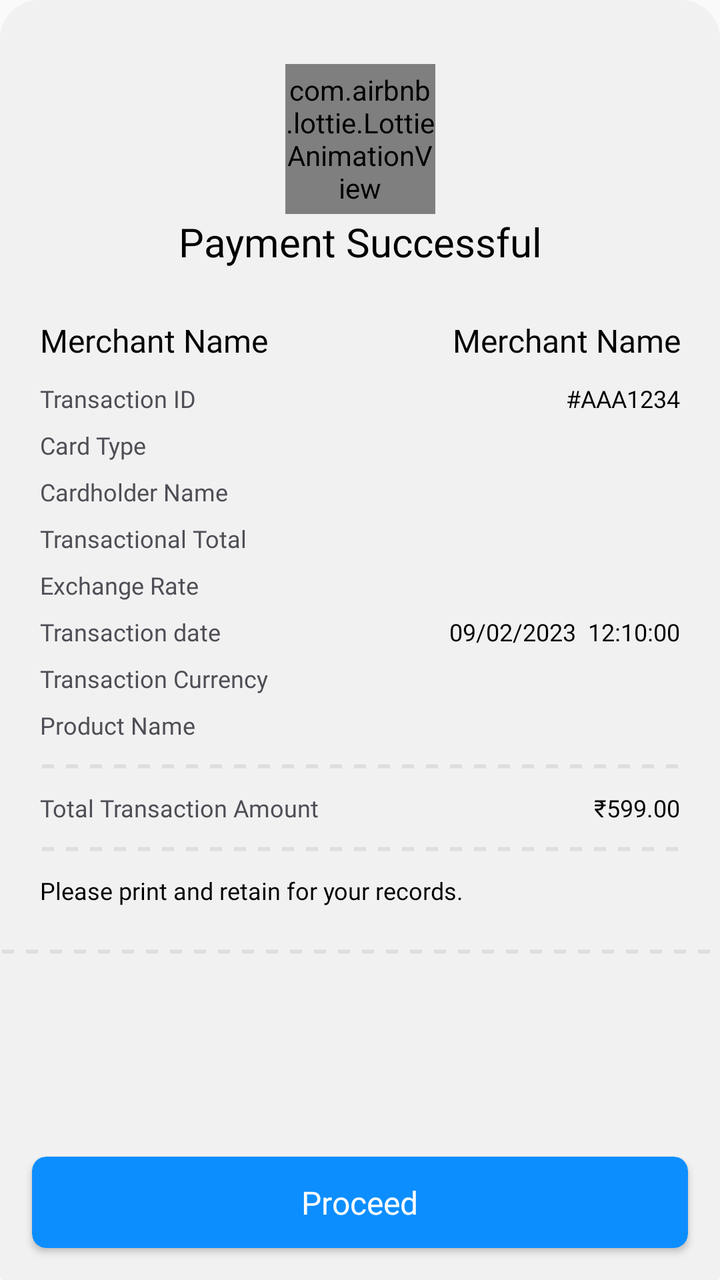
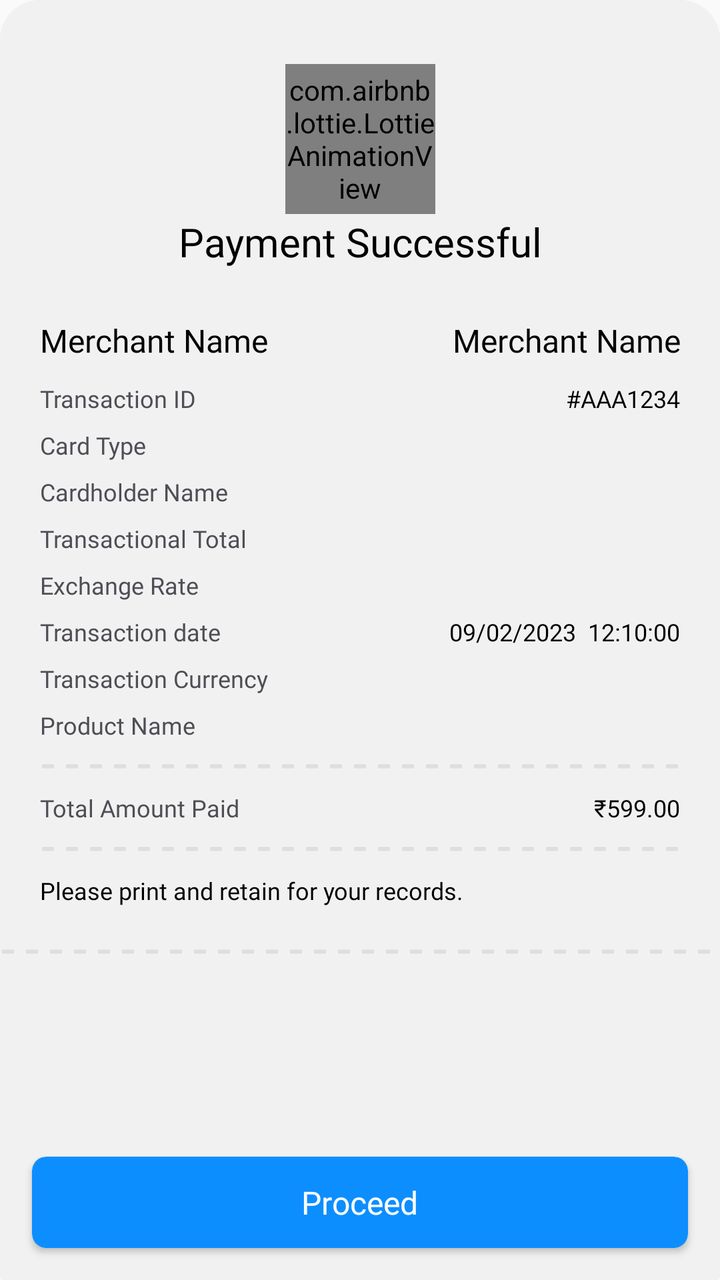

Compare the two renders of this Android layout. The source of the first and the diff that turns it into the second are given below.
<!-- AndroidManifest.xml: application theme AppTheme -->
<!-- res/layout/fragment_payment_successful_with_details_bottom_sheet.xml -->
<?xml version="1.0" encoding="utf-8"?>
<androidx.coordinatorlayout.widget.CoordinatorLayout xmlns:android="http://schemas.android.com/apk/res/android"
    xmlns:app="http://schemas.android.com/apk/res-auto"
    android:layout_width="match_parent"
    android:layout_height="wrap_content"
    android:background="@drawable/bottom_sheet_bg">

    <FrameLayout
        android:id="@+id/frameLayout1"
        android:layout_width="match_parent"
        android:layout_height="wrap_content"
        android:background="@drawable/bottom_sheet_bg">

        <androidx.constraintlayout.widget.ConstraintLayout
            android:id="@+id/constraintLayout123"
            android:layout_width="match_parent"
            android:layout_height="wrap_content"
            android:background="@drawable/bottom_sheet_bg">

            <RelativeLayout
                android:id="@+id/lottieAnimationViewConstraint"
                android:layout_width="wrap_content"
                android:layout_height="wrap_content"
                android:layout_marginTop="32dp"
                app:layout_constraintEnd_toEndOf="parent"
                app:layout_constraintStart_toStartOf="parent"
                app:layout_constraintTop_toTopOf="parent">

                <com.airbnb.lottie.LottieAnimationView
                    android:id="@+id/lottieAnimationView"
                    android:layout_width="75dp"
                    android:layout_height="75dp"
                    android:layout_centerInParent="true"
                    app:lottie_autoPlay="true"
                    app:lottie_fileName="complete_json.json"
                    app:lottie_loop="true" />

            </RelativeLayout>

            <androidx.constraintlayout.widget.ConstraintLayout
                android:id="@+id/clMainContainer"
                android:layout_width="match_parent"
                android:layout_height="wrap_content"
                android:layout_marginTop="25dp"
                android:layout_marginBottom="150dp"
                app:layout_constraintBottom_toTopOf="@+id/proceedButton"
                app:layout_constraintTop_toBottomOf="@+id/lottieAnimationViewConstraint"
                app:layout_constraintVertical_bias="0.5">

                <TextView
                    android:id="@+id/tvPaymentSuccess"
                    android:layout_width="wrap_content"
                    android:layout_height="wrap_content"
                    android:fontFamily="@font/poppins_medium"
                    android:text="Payment Successful"
                    android:textColor="#000000"
                    android:gravity="center"
                    android:textSize="20sp"
                    app:layout_constraintEnd_toEndOf="parent"
                    app:layout_constraintStart_toStartOf="parent"
                    app:layout_constraintTop_toTopOf="parent" />



                <LinearLayout
                    android:id="@+id/llMainContainer"
                    android:layout_width="0dp"
                    android:orientation="vertical"
                    app:layout_constraintStart_toStartOf="parent"
                    app:layout_constraintEnd_toEndOf="parent"
                    android:layout_marginStart="20dp"
                    android:layout_marginEnd="20dp"
                    app:layout_constraintTop_toBottomOf="@+id/tvPaymentSuccess"
                    android:layout_height="wrap_content"
                    android:layout_marginTop="25dp">

                    <LinearLayout
                        android:id="@+id/llMerchantName"
                        android:layout_width="match_parent"
                        android:orientation="horizontal"
                        android:layout_height="wrap_content"
                        app:layout_constraintEnd_toEndOf="@+id/transactionIDTextView"
                        app:layout_constraintStart_toStartOf="@+id/textView24"
                        app:layout_constraintTop_toBottomOf="@+id/textView"
                        android:weightSum="2">

                        <TextView
                            android:layout_width="0dp"
                            android:layout_weight="1"
                            android:layout_height="wrap_content"
                            android:fontFamily="@font/poppins_medium"
                            android:text="Merchant Name"
                            android:textColor="#000000"
                            android:textSize="16sp"
                            />

                        <TextView
                            android:id="@+id/tvMerchantName"
                            android:layout_width="0dp"
                            android:layout_weight="1"
                            android:layout_height="wrap_content"
                            android:fontFamily="@font/poppins_medium"
                            android:text="Merchant Name"
                            android:textColor="#000000"
                            android:textSize="16sp"
                            android:gravity="end"
                            />


                    </LinearLayout>

                    <LinearLayout
                        android:layout_width="match_parent"
                        android:orientation="horizontal"
                        android:layout_height="wrap_content"
                        android:layout_marginTop="10dp"
                        android:weightSum="2">

                        <TextView
                            android:id="@+id/textView24"
                            android:layout_width="0dp"
                            android:layout_height="wrap_content"
                            android:layout_weight="1"
                            android:fontFamily="@font/poppins"
                            android:text="Transaction ID"
                            android:textColor="#4F4D55"
                            android:textSize="12sp" />

                        <TextView
                            android:id="@+id/transactionIDTextView"
                            android:layout_width="0dp"
                            android:layout_weight="1"
                            android:layout_height="wrap_content"
                            android:fontFamily="@font/poppins_medium"
                            android:text="#AAA1234"
                            android:textColor="#000000"
                            android:gravity="end"
                            android:textSize="12sp" />


                    </LinearLayout>

                    <LinearLayout
                        android:id="@+id/llCardType"
                        android:layout_width="match_parent"
                        android:orientation="horizontal"
                        android:layout_height="wrap_content"
                        android:layout_marginTop="7dp"
                        android:weightSum="2">

                        <TextView
                            android:layout_width="0dp"
                            android:layout_weight="1"
                            android:layout_height="wrap_content"
                            android:fontFamily="@font/poppins"
                            android:text="Card Type"
                            android:textColor="#4F4D55"
                            android:textSize="12sp"
                            />

                        <TextView
                            android:id="@+id/tvCardType"
                            android:layout_width="0dp"
                            android:layout_height="wrap_content"
                            android:fontFamily="@font/poppins_medium"                            android:layout_weight="1"
                            android:text=""
                            android:gravity="end"
                            android:textColor="#000000"
                            android:textSize="12sp" />


                    </LinearLayout>


                    <LinearLayout
                        android:id="@+id/llCardHolderName"
                        android:layout_width="match_parent"
                        android:orientation="horizontal"
                        android:layout_height="wrap_content"
                        android:layout_marginTop="7dp"
                        android:weightSum="2">

                        <TextView
                            android:layout_width="0dp"
                            android:layout_height="wrap_content"
                            android:fontFamily="@font/poppins"                            android:layout_weight="1"
                            android:text="Cardholder Name"
                            android:textColor="#4F4D55"
                            android:textSize="12sp" />

                        <TextView
                            android:id="@+id/tvCardHolderName"
                            android:layout_width="0dp"
                            android:layout_height="wrap_content"
                            android:fontFamily="@font/poppins_medium"
                            android:layout_weight="1"
                            android:text=""
                            android:gravity="end"
                            android:textColor="#000000"
                            android:textSize="12sp" />

                    </LinearLayout>


                    <LinearLayout
                        android:id="@+id/llTransTotal"
                        android:layout_width="match_parent"
                        android:orientation="horizontal"
                        android:layout_height="wrap_content"
                        android:layout_marginTop="7dp"
                        android:weightSum="2">

                        <TextView
                            android:id="@+id/transTotalDCC"
                            android:layout_width="0dp"
                            android:layout_height="wrap_content"
                            android:fontFamily="@font/poppins"                            android:layout_weight="1"
                            android:text="Transactional Total"
                            android:textColor="#4F4D55"
                            android:textSize="12sp" />

                        <TextView
                            android:id="@+id/tvTransTotal"
                            android:layout_width="0dp"
                            android:layout_height="wrap_content"
                            android:fontFamily="@font/poppins_medium"
                            android:layout_weight="1"
                            android:text=""
                            android:gravity="end"
                            android:textColor="#000000"
                            android:textSize="12sp" />

                    </LinearLayout>

                    <LinearLayout
                        android:id="@+id/llExchangeRate"
                        android:layout_width="match_parent"
                        android:orientation="horizontal"
                        android:layout_height="wrap_content"
                        android:layout_marginTop="7dp"
                        android:weightSum="2">

                        <TextView
                            android:layout_width="0dp"
                            android:layout_height="wrap_content"
                            android:fontFamily="@font/poppins"                            android:layout_weight="1"
                            android:text="Exchange Rate"
                            android:textColor="#4F4D55"
                            android:textSize="12sp" />

                        <TextView
                            android:id="@+id/tvExchangeRate"
                            android:layout_width="0dp"
                            android:layout_height="wrap_content"
                            android:fontFamily="@font/poppins_medium"
                            android:layout_weight="1"
                            android:text=""
                            android:gravity="end"
                            android:textColor="#000000"
                            android:textSize="12sp" />


                    </LinearLayout>

                    <LinearLayout
                        android:id="@+id/llMargin"
                        android:layout_width="match_parent"
                        android:orientation="horizontal"
                        android:layout_height="wrap_content"
                        android:layout_marginTop="7dp"
                        android:visibility="gone"
                        android:weightSum="2">

                        <TextView
                            android:layout_width="0dp"
                            android:layout_height="wrap_content"
                            android:fontFamily="@font/poppins"                            android:layout_weight="1"
                            android:text="Margin"
                            android:textColor="#4F4D55"
                            android:textSize="12sp" />

                        <TextView
                            android:id="@+id/tvMargin"
                            android:layout_width="0dp"
                            android:layout_height="wrap_content"
                            android:fontFamily="@font/poppins_medium"
                            android:layout_weight="1"
                            android:text=""
                            android:gravity="end"
                            android:textColor="#000000"
                            android:textSize="12sp" />


                    </LinearLayout>

                    <LinearLayout
                        android:layout_width="match_parent"
                        android:orientation="horizontal"
                        android:layout_height="wrap_content"
                        android:layout_marginTop="7dp"
                        android:weightSum="2">

                        <TextView
                            android:id="@+id/textView26"
                            android:layout_width="0dp"
                            android:layout_height="wrap_content"
                            android:fontFamily="@font/poppins"
                            android:text="Transaction date"
                            android:layout_weight="1"
                            android:textColor="#4F4D55"
                            android:textSize="12sp" />

                        <TextView
                            android:id="@+id/transactionDateAndTimeTextView"
                            android:layout_width="0dp"
                            android:layout_weight="1"
                            android:gravity="end"
                            android:layout_height="wrap_content"
                            android:fontFamily="@font/poppins_medium"
                            android:text="09/02/2023  12:10:00"
                            android:textColor="#000000"
                            android:textSize="12sp"
                            app:layout_constraintEnd_toEndOf="parent" />


                    </LinearLayout>


                    <LinearLayout
                        android:id="@+id/llTransCurrency"
                        android:layout_width="match_parent"
                        android:orientation="horizontal"
                        android:layout_height="wrap_content"
                        android:layout_marginTop="7dp"
                        android:weightSum="2">

                        <TextView
                            android:layout_width="0dp"
                            android:layout_height="wrap_content"
                            android:fontFamily="@font/poppins"
                            android:layout_weight="1"
                            android:text="Transaction Currency"
                            android:textColor="#4F4D55"
                            android:textSize="12sp" />

                        <TextView
                            android:id="@+id/tvTransCurrency"
                            android:layout_width="0dp"
                            android:layout_height="wrap_content"
                            android:fontFamily="@font/poppins_medium"
                            android:layout_weight="1"
                            android:text=""
                            android:gravity="end"
                            android:textColor="#000000"
                            android:textSize="12sp" />


                    </LinearLayout>
                    <LinearLayout
                        android:id="@+id/llProductName"
                        android:layout_width="match_parent"
                        android:orientation="horizontal"
                        android:layout_height="wrap_content"
                        android:layout_marginTop="7dp"
                        android:visibility="visible"
                        android:weightSum="2">

                        <TextView
                            android:layout_width="0dp"
                            android:layout_height="wrap_content"
                            android:layout_weight="0.6"
                            android:gravity="start"
                            android:fontFamily="@font/poppins"
                            android:text="Product Name"
                            android:textColor="#4F4D55"
                            android:textSize="12sp" />

                        <LinearLayout
                            android:layout_width="0dp"
                            android:layout_weight="1.4"
                            android:orientation="vertical"
                            android:layout_height="wrap_content">

                            <TextView
                                android:id="@+id/tvProduct"
                                android:layout_width="match_parent"
                                android:layout_height="wrap_content"
                                android:fontFamily="@font/inter_medium"
                                android:text=""
                                android:ellipsize="end"
                                android:textColor="#000000"
                                android:gravity="end"
                                android:textSize="12sp" />

                            <TextView
                                android:id="@+id/viewMoreTextView"
                                android:layout_width="wrap_content"
                                android:layout_height="wrap_content"
                                android:fontFamily="@font/inter_medium"
                                android:text="@string/view_more_items"
                                android:layout_gravity="end"
                                android:textColor="#007BFF"
                                android:textSize="12sp"
                                android:visibility="gone"
                                android:layout_marginTop="4dp" />
                        </LinearLayout>


                    </LinearLayout>
                    <LinearLayout
                        android:id="@+id/offerContainer"
                        android:layout_width="match_parent"
                        android:layout_height="wrap_content"
                        android:visibility="gone"
                        android:orientation="vertical">

                        <View
                            android:layout_width="match_parent"
                            android:layout_height="5dp"
                            android:layout_marginTop="10dp"
                            android:background="@drawable/dotted_line" />

                        <LinearLayout
                            android:layout_width="match_parent"
                            android:orientation="horizontal"
                            android:layout_height="wrap_content"
                            android:layout_marginTop="10dp"
                            android:weightSum="2">

                            <TextView
                                android:id="@+id/subTotal"
                                android:layout_width="0dp"
                                android:layout_weight="1"
                                android:layout_height="wrap_content"
                                android:fontFamily="@font/poppins"
                                android:text="Subtotal"
                                android:textColor="#4F4D55"
                                android:textSize="12sp" />

                            <TextView
                                android:id="@+id/subTotalAmount"
                                android:layout_width="0dp"
                                android:layout_height="wrap_content"
                                android:fontFamily="@font/inter_medium"
                                android:text="₹599.00"
                                android:layout_weight="1"
                                android:gravity="end"
                                android:textColor="#000000"
                                android:textSize="12sp" />


                        </LinearLayout>

                        <LinearLayout
                            android:layout_width="match_parent"
                            android:orientation="horizontal"
                            android:layout_height="wrap_content"
                            android:layout_marginTop="10dp"
                            android:weightSum="2">

                            <TextView
                                android:id="@+id/offerDiscount"
                                android:layout_width="0dp"
                                android:layout_weight="1"
                                android:layout_height="wrap_content"
                                android:fontFamily="@font/poppins"
                                android:text="No Cost EMI Discount"
                                android:textColor="#4F4D55"
                                android:textSize="12sp" />

                            <TextView
                                android:id="@+id/offerDiscountAmount"
                                android:layout_width="0dp"
                                android:layout_height="wrap_content"
                                android:fontFamily="@font/inter_medium"
                                android:text="₹599.00"
                                android:layout_weight="1"
                                android:gravity="end"
                                android:textColor="#2DA94F"
                                android:textSize="12sp" />


                        </LinearLayout>

                    </LinearLayout>


                    <View
                        android:layout_width="match_parent"
                        android:layout_height="5dp"
                        android:layout_marginTop="10dp"
                        android:background="@drawable/dotted_line" />

                    <LinearLayout
                        android:layout_width="match_parent"
                        android:orientation="horizontal"
                        android:layout_height="wrap_content"
                        android:layout_marginTop="10dp"
                        android:weightSum="2">

                        <TextView
                            android:id="@+id/textView25"
                            android:layout_width="0dp"
                            android:layout_weight="1"
                            android:layout_height="wrap_content"
                            android:fontFamily="@font/poppins"
                            android:text="Total Transaction Amount"
                            android:textColor="#4F4D55"
                            android:textSize="12sp" />

                        <TextView
                            android:id="@+id/transactionAmountTextView"
                            android:layout_width="0dp"
                            android:layout_height="wrap_content"
                            android:fontFamily="@font/inter_medium"
                            android:text="₹599.00"
                            android:layout_weight="1"
                            android:gravity="end"
                            android:textColor="#000000"
                            android:textSize="12sp" />


                    </LinearLayout>

                    <View
                        android:layout_width="match_parent"
                        android:layout_height="5dp"
                        android:layout_marginTop="10dp"
                        android:background="@drawable/dotted_line" />

                    <TextView
                        android:layout_marginTop="10dp"
                        android:id="@+id/tv_info"
                        android:layout_width="match_parent"
                        android:layout_height="wrap_content"
                        android:fontFamily="@font/poppins_medium"
                        android:text="Please print and retain for your records."
                        android:textColor="#000000"
                        android:textSize="12sp" />


                </LinearLayout>



            </androidx.constraintlayout.widget.ConstraintLayout>

            <View
                android:id="@+id/dottedLast"
                android:layout_width="match_parent"
                android:layout_height="5dp"
                android:layout_marginTop="20dp"
                android:background="@drawable/dotted_line"
                app:layout_constraintStart_toStartOf="parent"
                app:layout_constraintEnd_toEndOf="parent"
                android:layout_marginBottom="10dp"
                app:layout_constraintTop_toBottomOf="@+id/clMainContainer"/>


            <LinearLayout
                android:visibility="gone"
                android:id="@+id/llRedirectLink"
                android:layout_width="wrap_content"
                android:orientation="horizontal"
                android:layout_height="wrap_content"
                android:layout_marginTop="20dp"
                app:layout_constraintStart_toStartOf="parent"
                app:layout_constraintEnd_toEndOf="parent"
                android:layout_marginBottom="10dp"
                app:layout_constraintTop_toBottomOf="@+id/dottedLast"
                >

                <TextView
                    android:layout_width="wrap_content"
                    android:layout_height="wrap_content"
                    android:fontFamily="@font/poppins"
                    android:text="Redirect back to the "
                    android:textColor="#4F4D55"
                    android:textSize="12sp" />

                <TextView
                    android:id="@+id/tvMerchantSite"
                    android:layout_width="wrap_content"
                    android:layout_height="wrap_content"
                    android:fontFamily="@font/inter_medium"
                    android:text="merchant’s site"
                    android:textColor="#FF0023"
                    android:textSize="12sp" />


            </LinearLayout>



            <androidx.cardview.widget.CardView
                android:id="@+id/proceedButton"
                android:layout_width="match_parent"
                android:layout_height="wrap_content"
                android:layout_marginStart="16dp"
                android:layout_marginEnd="16dp"
                android:layout_marginBottom="16dp"
                android:clickable="true"
                android:elevation="0dp"
                app:cardCornerRadius="7dp"
                android:visibility="visible"
                app:layout_constraintBottom_toBottomOf="parent"
                app:layout_constraintEnd_toEndOf="parent"
                app:layout_constraintStart_toStartOf="parent">

                <RelativeLayout
                    android:id="@+id/proceedButtonRelativeLayout"
                    android:layout_width="match_parent"
                    android:layout_height="wrap_content"
                    android:background="@drawable/button_bg"
                    android:padding="12dp">

                    <ProgressBar
                        android:id="@+id/progressBar"
                        android:layout_width="15dp"
                        android:layout_height="15dp"
                        android:layout_centerInParent="true"
                        android:indeterminateDrawable="@drawable/loader_01"
                        android:rotation="90"
                        android:visibility="gone" />

                    <TextView
                        android:id="@+id/textView6"
                        android:layout_width="wrap_content"
                        android:layout_height="wrap_content"
                        android:layout_centerInParent="true"
                        android:fontFamily="@font/poppins_semibold"
                        android:text="Proceed"
                        android:textColor="#FFFFFF"
                        android:textSize="16sp" />
                </RelativeLayout>
            </androidx.cardview.widget.CardView>
        </androidx.constraintlayout.widget.ConstraintLayout>
    </FrameLayout>
</androidx.coordinatorlayout.widget.CoordinatorLayout>
<!-- resources referenced by this layout -->
<resources>
  <!-- drawable bottom_sheet_bg (drawable) -->
  <?xml version="1.0" encoding="utf-8"?>
  <shape xmlns:android="http://schemas.android.com/apk/res/android">
      <solid android:color="#F1F1F1"/>
      <corners android:topLeftRadius="20dp"
          android:topRightRadius="20dp"
          android:bottomLeftRadius="2dp"
          android:bottomRightRadius="2dp"/>
  </shape>
  <!-- drawable button_bg (drawable) -->
  <?xml version="1.0" encoding="utf-8"?>
  <shape xmlns:android="http://schemas.android.com/apk/res/android">
  <solid android:color="#0D8EFF"/>
      <corners android:radius="7dp"/>
  </shape>
  <!-- drawable dotted_line (drawable) -->
  <?xml version="1.0" encoding="utf-8"?>
  <shape xmlns:android="http://schemas.android.com/apk/res/android"
      android:shape="line">
      <stroke
          android:width="2dp"
          android:color="#DCDEE0"
          android:dashWidth="6dp"
          android:dashGap="6dp" />
  </shape>
  <!-- drawable loader_01 (drawable) -->
  <vector xmlns:android="http://schemas.android.com/apk/res/android"
      android:width="20dp"
      android:height="20dp"
      android:viewportWidth="20"
      android:viewportHeight="20">
    <path
        android:pathData="M10,5.929V2.5M10,17.5V14.071M14.071,10H17.5M2.5,10H5.929M12.879,7.121L15.304,4.697M4.696,15.303L7.121,12.879M12.879,12.879L15.304,15.303M4.696,4.697L7.121,7.121"
        android:strokeLineJoin="round"
        android:strokeWidth="2"
        android:fillColor="#00000000"
        android:strokeColor="#ffffff"
        android:strokeLineCap="round"/>
  </vector>
  <string name="view_more_items"><u>View More Items</u></string>
  <style name="AppTheme" parent="Theme.AppCompat.Light.NoActionBar" />
</resources>

<!-- the commit's change to res/layout/fragment_payment_successful_with_details_bottom_sheet.xml (unified diff, before → after) -->
@@ -407,82 +407,6 @@
 
 
                     </LinearLayout>
-                    <LinearLayout
-                        android:id="@+id/offerContainer"
-                        android:layout_width="match_parent"
-                        android:layout_height="wrap_content"
-                        android:visibility="gone"
-                        android:orientation="vertical">
-
-                        <View
-                            android:layout_width="match_parent"
-                            android:layout_height="5dp"
-                            android:layout_marginTop="10dp"
-                            android:background="@drawable/dotted_line" />
-
-                        <LinearLayout
-                            android:layout_width="match_parent"
-                            android:orientation="horizontal"
-                            android:layout_height="wrap_content"
-                            android:layout_marginTop="10dp"
-                            android:weightSum="2">
-
-                            <TextView
-                                android:id="@+id/subTotal"
-                                android:layout_width="0dp"
-                                android:layout_weight="1"
-                                android:layout_height="wrap_content"
-                                android:fontFamily="@font/poppins"
-                                android:text="Subtotal"
-                                android:textColor="#4F4D55"
-                                android:textSize="12sp" />
-
-                            <TextView
-                                android:id="@+id/subTotalAmount"
-                                android:layout_width="0dp"
-                                android:layout_height="wrap_content"
-                                android:fontFamily="@font/inter_medium"
-                                android:text="₹599.00"
-                                android:layout_weight="1"
-                                android:gravity="end"
-                                android:textColor="#000000"
-                                android:textSize="12sp" />
-
-
-                        </LinearLayout>
-
-                        <LinearLayout
-                            android:layout_width="match_parent"
-                            android:orientation="horizontal"
-                            android:layout_height="wrap_content"
-                            android:layout_marginTop="10dp"
-                            android:weightSum="2">
-
-                            <TextView
-                                android:id="@+id/offerDiscount"
-                                android:layout_width="0dp"
-                                android:layout_weight="1"
-                                android:layout_height="wrap_content"
-                                android:fontFamily="@font/poppins"
-                                android:text="No Cost EMI Discount"
-                                android:textColor="#4F4D55"
-                                android:textSize="12sp" />
-
-                            <TextView
-                                android:id="@+id/offerDiscountAmount"
-                                android:layout_width="0dp"
-                                android:layout_height="wrap_content"
-                                android:fontFamily="@font/inter_medium"
-                                android:text="₹599.00"
-                                android:layout_weight="1"
-                                android:gravity="end"
-                                android:textColor="#2DA94F"
-                                android:textSize="12sp" />
-
-
-                        </LinearLayout>
-
-                    </LinearLayout>
 
 
                     <View
@@ -504,7 +428,7 @@
                             android:layout_weight="1"
                             android:layout_height="wrap_content"
                             android:fontFamily="@font/poppins"
-                            android:text="Total Transaction Amount"
+                            android:text="Total Amount Paid"
                             android:textColor="#4F4D55"
                             android:textSize="12sp" />
 
